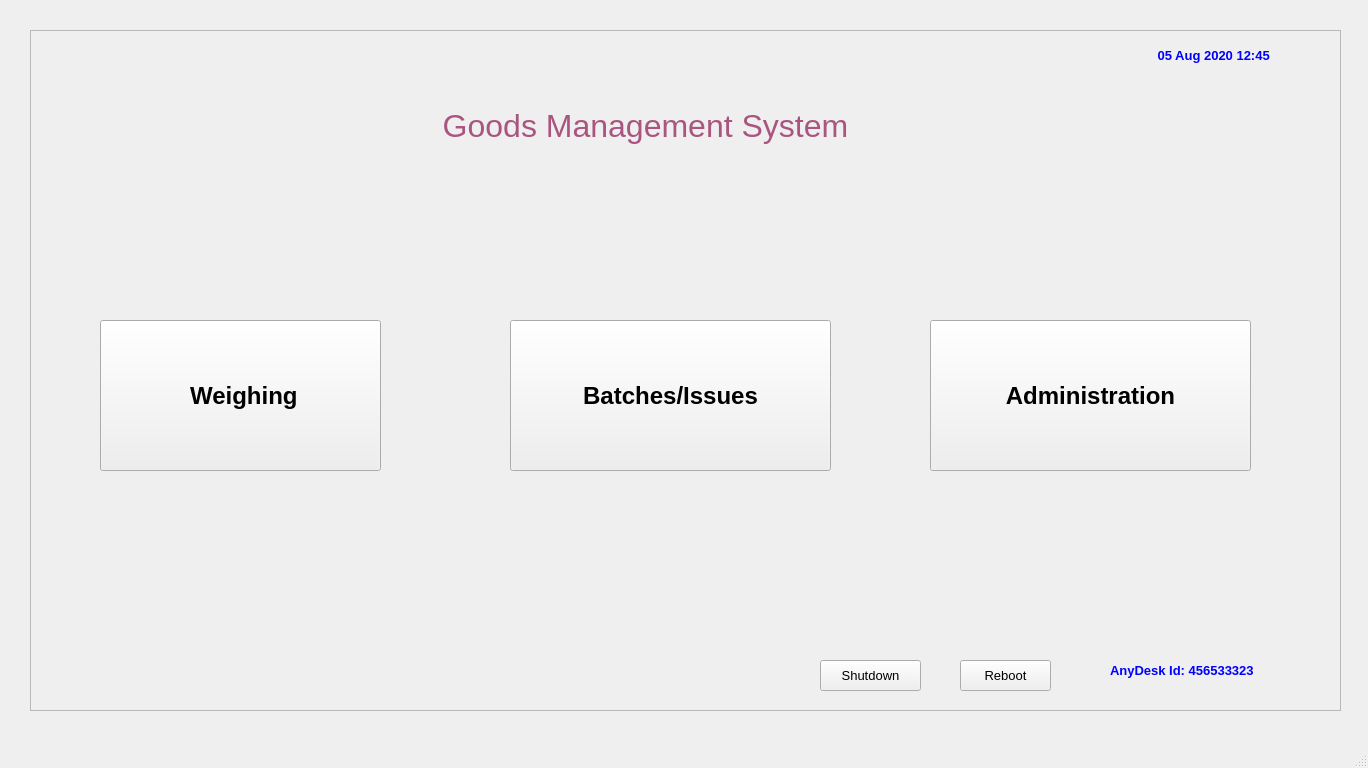
Old version of the form FCI/ui/fci_01_main.ui in the repository sanjaymanegit/testRepo.
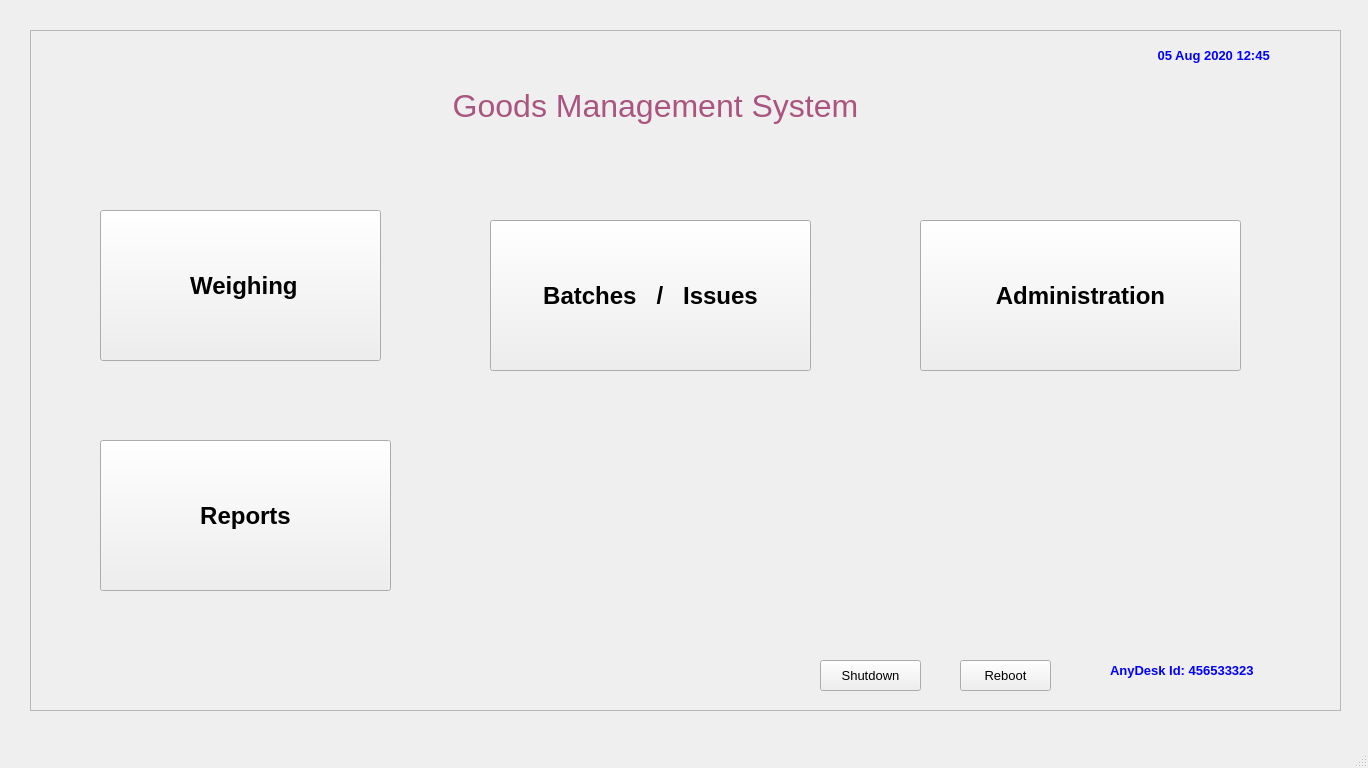
New version of the form.

```diff
--- a/FCI/ui/fci_01_main.ui
+++ b/FCI/ui/fci_01_main.ui
@@ -39,7 +39,7 @@
      <property name="geometry">
       <rect>
        <x>70</x>
-       <y>290</y>
+       <y>180</y>
        <width>281</width>
        <height>151</height>
       </rect>
@@ -59,8 +59,8 @@
     <widget class="QPushButton" name="pushButton_3">
      <property name="geometry">
       <rect>
-       <x>900</x>
-       <y>290</y>
+       <x>890</x>
+       <y>190</y>
        <width>321</width>
        <height>151</height>
       </rect>
@@ -80,8 +80,8 @@
     <widget class="QPushButton" name="pushButton_4">
      <property name="geometry">
       <rect>
-       <x>480</x>
-       <y>290</y>
+       <x>460</x>
+       <y>190</y>
        <width>321</width>
        <height>151</height>
       </rect>
@@ -95,14 +95,14 @@
       </font>
      </property>
      <property name="text">
-      <string>Batches/Issues</string>
+      <string>Batches   /   Issues</string>
      </property>
     </widget>
     <widget class="QLabel" name="label">
      <property name="geometry">
       <rect>
-       <x>340</x>
-       <y>50</y>
+       <x>350</x>
+       <y>30</y>
        <width>551</width>
        <height>91</height>
       </rect>
@@ -220,6 +220,27 @@
       <set>Qt::AlignLeading|Qt::AlignLeft|Qt::AlignVCenter</set>
      </property>
     </widget>
+    <widget class="QPushButton" name="pushButton_6">
+     <property name="geometry">
+      <rect>
+       <x>70</x>
+       <y>410</y>
+       <width>291</width>
+       <height>151</height>
+      </rect>
+     </property>
+     <property name="font">
+      <font>
+       <family>MS Sans Serif</family>
+       <pointsize>18</pointsize>
+       <weight>75</weight>
+       <bold>true</bold>
+      </font>
+     </property>
+     <property name="text">
+      <string>Reports</string>
+     </property>
+    </widget>
    </widget>
   </widget>
   <widget class="QMenuBar" name="menubar">
```
